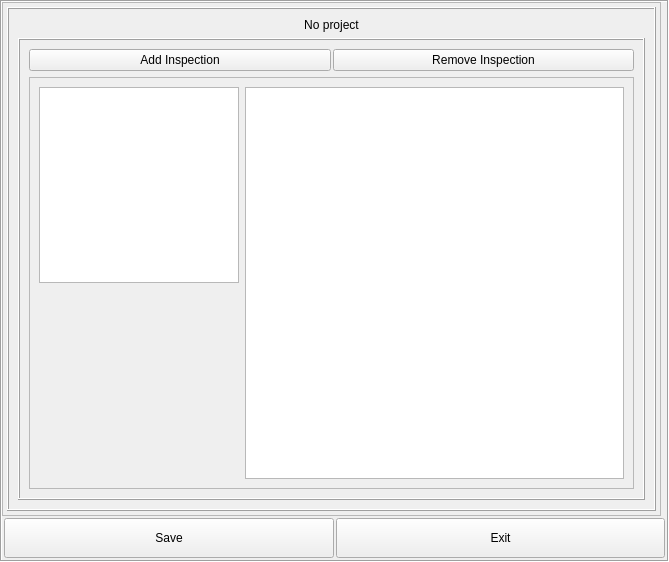
First picture: the form in KPPVision/configurationswidget.ui, repository ruisebastiao/KPPQtAutomation_old, before the edit.
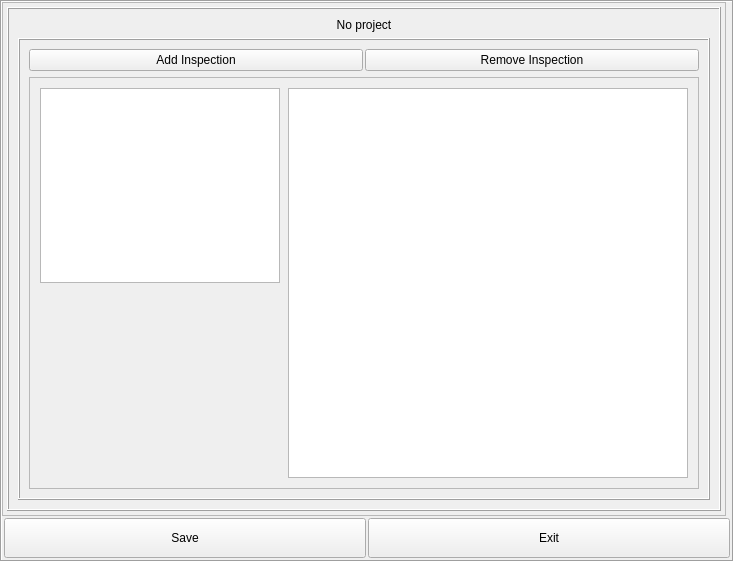
Second picture: the form after the edit. The open tabs and pages were chosen to show the change. Custom widgets are drawn as their Qt base class.

```diff
--- a/KPPVision/configurationswidget.ui
+++ b/KPPVision/configurationswidget.ui
@@ -6,7 +6,7 @@
    <rect>
     <x>0</x>
     <y>0</y>
-    <width>669</width>
+    <width>734</width>
     <height>562</height>
    </rect>
   </property>
@@ -1003,7 +1003,7 @@
                          <rect>
                           <x>0</x>
                           <y>0</y>
-                          <width>607</width>
+                          <width>672</width>
                           <height>412</height>
                          </rect>
                         </property>
@@ -1011,18 +1011,52 @@
                          <item>
                           <layout class="QHBoxLayout" name="horizontalLayout_9">
                            <item>
-                            <layout class="QVBoxLayout" name="verticalLayout_26">
+                            <widget class="QFrame" name="frame_7">
+                             <property name="sizePolicy">
+                              <sizepolicy hsizetype="Expanding" vsizetype="Preferred">
+                               <horstretch>0</horstretch>
+                               <verstretch>0</verstretch>
+                              </sizepolicy>
+                             </property>
+                             <property name="minimumSize">
+                              <size>
+                               <width>150</width>
+                               <height>0</height>
+                              </size>
+                             </property>
+                             <property name="frameShape">
+                              <enum>QFrame::NoFrame</enum>
+                             </property>
+                             <property name="frameShadow">
+                              <enum>QFrame::Plain</enum>
+                             </property>
+                             <layout class="QVBoxLayout" name="verticalLayout_22">
+                              <property name="spacing">
+                               <number>1</number>
+                              </property>
+                              <property name="leftMargin">
+                               <number>1</number>
+                              </property>
+                              <property name="topMargin">
+                               <number>1</number>
+                              </property>
+                              <property name="rightMargin">
+                               <number>1</number>
+                              </property>
+                              <property name="bottomMargin">
+                               <number>1</number>
+                              </property>
                              <item>
                               <widget class="KPPAdjustableListView" name="list_insp">
                                <property name="sizePolicy">
-                                <sizepolicy hsizetype="Expanding" vsizetype="Expanding">
+                                 <sizepolicy hsizetype="MinimumExpanding" vsizetype="Expanding">
                                  <horstretch>0</horstretch>
                                  <verstretch>0</verstretch>
                                 </sizepolicy>
                                </property>
                                <property name="maximumSize">
                                 <size>
-                                 <width>200</width>
+                                  <width>16666666</width>
                                  <height>16777215</height>
                                 </size>
                                </property>
@@ -1036,21 +1070,70 @@
                                <property name="orientation">
                                 <enum>Qt::Vertical</enum>
                                </property>
-                               <property name="sizeType">
-                                <enum>QSizePolicy::Expanding</enum>
-                               </property>
                                <property name="sizeHint" stdset="0">
                                 <size>
                                  <width>20</width>
-                                 <height>10</height>
+                                  <height>40</height>
                                 </size>
                                </property>
                               </spacer>
                              </item>
                             </layout>
+                            </widget>
                            </item>
                            <item>
-                            <widget class="InspectionTreeWidget" name="treeWidget">
+                            <widget class="QFrame" name="frame_6">
+                             <property name="sizePolicy">
+                              <sizepolicy hsizetype="Maximum" vsizetype="Preferred">
+                               <horstretch>0</horstretch>
+                               <verstretch>0</verstretch>
+                              </sizepolicy>
+                             </property>
+                             <property name="minimumSize">
+                              <size>
+                               <width>100</width>
+                               <height>0</height>
+                              </size>
+                             </property>
+                             <property name="frameShape">
+                              <enum>QFrame::NoFrame</enum>
+                             </property>
+                             <property name="frameShadow">
+                              <enum>QFrame::Plain</enum>
+                             </property>
+                             <layout class="QVBoxLayout" name="verticalLayout_16">
+                              <property name="spacing">
+                               <number>1</number>
+                              </property>
+                              <property name="sizeConstraint">
+                               <enum>QLayout::SetMinimumSize</enum>
+                              </property>
+                              <property name="leftMargin">
+                               <number>1</number>
+                              </property>
+                              <property name="topMargin">
+                               <number>1</number>
+                              </property>
+                              <property name="rightMargin">
+                               <number>1</number>
+                              </property>
+                              <property name="bottomMargin">
+                               <number>1</number>
+                              </property>
+                              <item>
+                               <widget class="InspectionTreeWidget" name="tree_inspections">
+                                <property name="sizePolicy">
+                                 <sizepolicy hsizetype="Maximum" vsizetype="Expanding">
+                                  <horstretch>0</horstretch>
+                                  <verstretch>0</verstretch>
+                                 </sizepolicy>
+                                </property>
+                                <property name="minimumSize">
+                                 <size>
+                                  <width>400</width>
+                                  <height>0</height>
+                                 </size>
+                                </property>
                              <property name="showDropIndicator" stdset="0">
                               <bool>true</bool>
                              </property>
@@ -1079,6 +1162,9 @@
                                <string notr="true">2</string>
                               </property>
                              </column>
+                               </widget>
+                              </item>
+                             </layout>
                             </widget>
                            </item>
                           </layout>
```
Left out of the diff: 12 changed lines with no effect on the pictures. Lines whose indentation alone changed are shown as unchanged.
